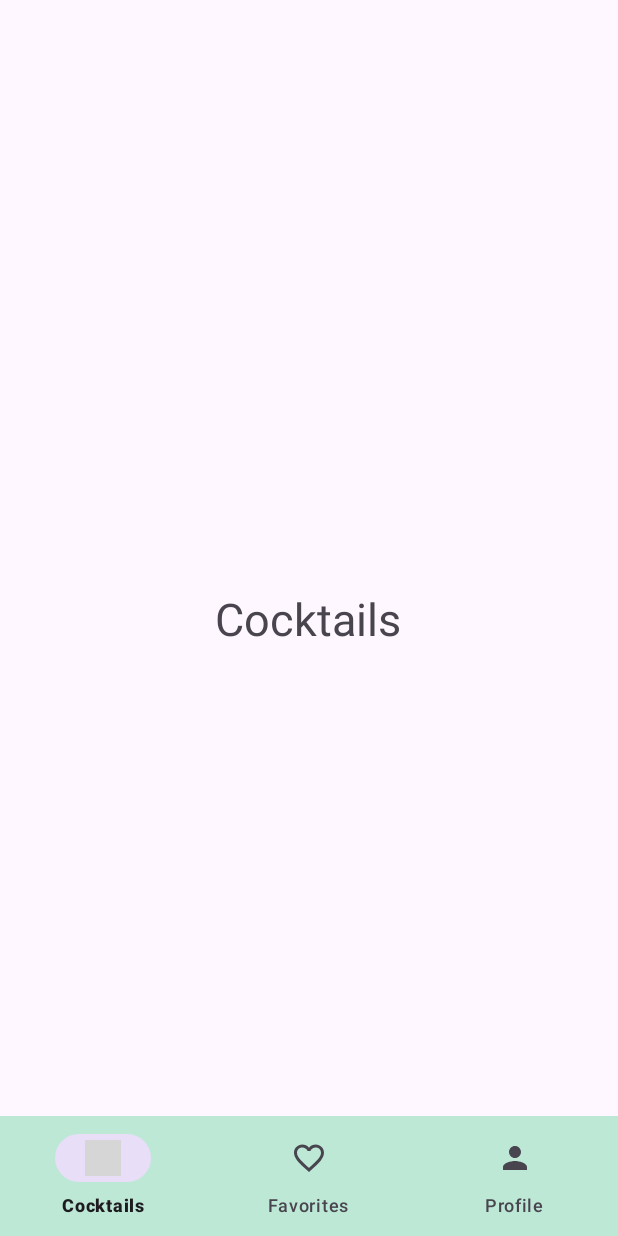
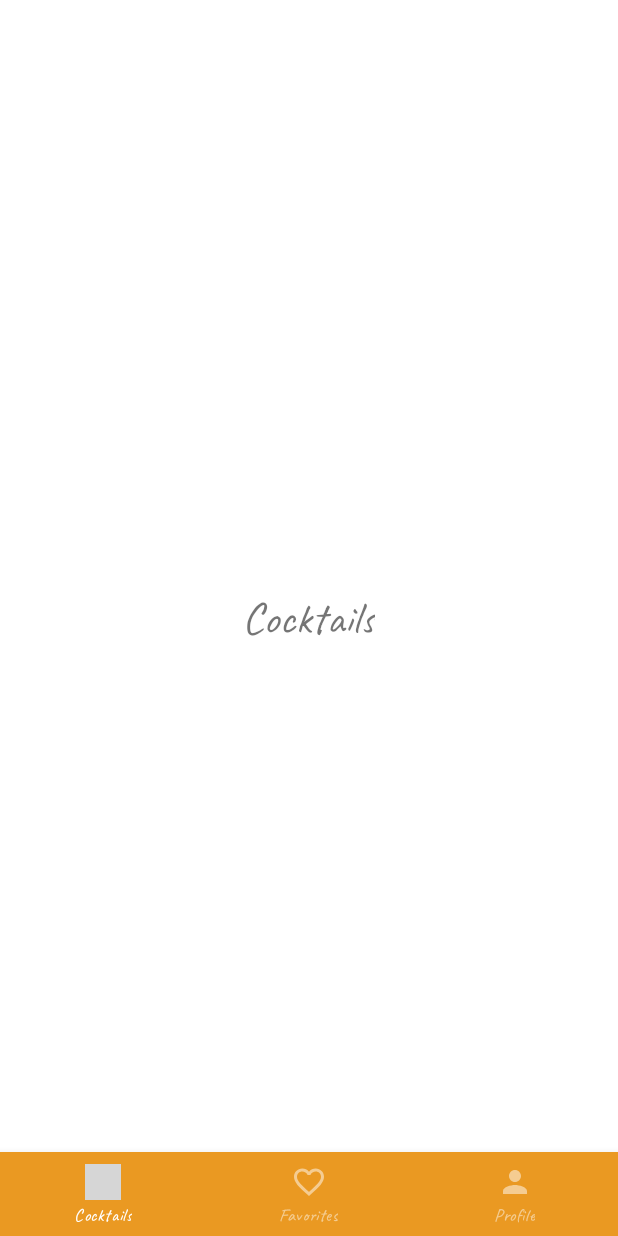
Before and after one commit to Fearthepencil/Android, an Android app: the screen it shows after launch (MainActivity), on a phone screen of 412 x 824 dp. Run offline under Robolectric (Android 15) with nearby library versions, the phone set to English and light mode, and no system bars; our stand-ins replace navigation-ui; grey boxes are pictures that could not be loaded.

Commit message:
Fixed Bottom Navigation

```diff
--- a/app/src/main/java/com/example/levi9application/MainActivity.kt
+++ b/app/src/main/java/com/example/levi9application/MainActivity.kt
@@ -33,6 +33,7 @@ class MainActivity : AppCompatActivity() {
         val navController = findNavController(R.id.fragment)
         //val appBarConfiguration = AppBarConfiguration(setOf(R.id.cocktails,R.id.favorites,R.id.cocktails))
         //setupActionBarWithNavController(navController,appBarConfiguration)
+        //bottomNavigationView.setItemIconTintList(null);
         bottomNavigationView.setupWithNavController(navController)
     }
 }
--- /dev/null
+++ b/app/src/main/res/drawable/bottom_selector.xml
@@ -0,0 +1,9 @@
+<?xml version="1.0" encoding="utf-8"?>
+<selector xmlns:android="http://schemas.android.com/apk/res/android">
+    <item android:color="@color/white" android:state_checked="true"/>
+    <item
+        android:color="#80FFFFFF"
+        android:state_checked="false"
+        />
+
+</selector>
--- /dev/null
+++ b/app/src/main/res/font/caveat.xml
@@ -0,0 +1,8 @@
+<?xml version="1.0" encoding="utf-8"?>
+<font-family xmlns:android="http://schemas.android.com/apk/res/android">
+    <font
+        android:fontStyle="normal"
+        android:fontWeight="400"
+        android:font="@font/caveatregular" />
+
+</font-family>
--- a/app/src/main/res/layout/activity_main.xml
+++ b/app/src/main/res/layout/activity_main.xml
@@ -9,7 +9,9 @@
     <com.google.android.material.bottomnavigation.BottomNavigationView
         android:layout_width="match_parent"
         android:layout_height="wrap_content"
-        android:background="#BDE8D5"
+        android:background="#EA9922"
+        app:itemIconTint="@drawable/bottom_selector"
+        app:itemTextColor="@drawable/bottom_selector"
         app:layout_constraintBottom_toBottomOf="parent"
         app:layout_constraintEnd_toEndOf="parent"
         app:layout_constraintStart_toStartOf="parent"
--- a/app/src/main/res/navigation/bottom_nav.xml
+++ b/app/src/main/res/navigation/bottom_nav.xml
@@ -9,15 +9,18 @@
         android:id="@+id/cocktails"
         android:name="com.example.levi9application.Cocktails"
         android:label="Cocktails"
+        android:color="@color/white"
         tools:layout="@layout/fragment_cocktails" />
     <fragment
         android:id="@+id/favorites"
         android:name="com.example.levi9application.Favorites"
         android:label="Favorites"
+        android:color="@color/white"
         tools:layout="@layout/fragment_favorites" />
     <fragment
         android:id="@+id/profile"
         android:name="com.example.levi9application.Profile"
         android:label="Profile"
+        android:color="@color/white"
         tools:layout="@layout/fragment_profile" />
 </navigation>
--- a/app/src/main/res/values-night/themes.xml
+++ b/app/src/main/res/values-night/themes.xml
@@ -1,7 +1,16 @@
 <resources xmlns:tools="http://schemas.android.com/tools">
     <!-- Base application theme. -->
     <style name="Base.Theme.Levi9Application" parent="Theme.Material3.DayNight.NoActionBar">
-        <!-- Customize your dark theme here. -->
-        <!-- <item name="colorPrimary">@color/my_dark_primary</item> -->
+        style name="Theme.Levi9Application" parent="Theme.MaterialComponents.DayNight.DarkActionBar">
+        <!-- Primary brand color. -->
+        <item name="colorPrimary">@color/purple_500</item>
+        <item name="colorPrimaryVariant">@color/purple_700</item>
+        <item name="colorOnPrimary">@color/white</item>
+        <!-- Secondary brand color. -->
+        <item name="colorSecondary">@color/teal_200</item>
+        <item name="colorSecondaryVariant">@color/teal_700</item>
+        <item name="colorOnSecondary">@color/black</item>
+        <!-- Status bar color. -->
+        <item name="android:statusBarColor">?attr/colorPrimaryVariant</item>
     </style>
 </resources>
--- a/app/src/main/res/values/colors.xml
+++ b/app/src/main/res/values/colors.xml
@@ -1,5 +1,10 @@
 <?xml version="1.0" encoding="utf-8"?>
 <resources>
+    <color name="purple_200">#FFBB86FC</color>
+    <color name="purple_500">#FF6200EE</color>
+    <color name="purple_700">#FF3700B3</color>
+    <color name="teal_200">#FF03DAC5</color>
+    <color name="teal_700">#FF018786</color>
     <color name="black">#FF000000</color>
     <color name="white">#FFFFFFFF</color>
 </resources>
--- a/app/src/main/res/values/themes.xml
+++ b/app/src/main/res/values/themes.xml
@@ -1,9 +1,17 @@
 <resources xmlns:tools="http://schemas.android.com/tools">
-    <!-- Base application theme. -->
-    <style name="Base.Theme.Levi9Application" parent="Theme.Material3.DayNight.NoActionBar">
-        <!-- Customize your light theme here. -->
-        <!-- <item name="colorPrimary">@color/my_light_primary</item> -->
-    </style>
+        <!-- Base application theme. -->
+        <style name="Theme.Levi9Application" parent="Theme.MaterialComponents.DayNight.NoActionBar">
+        <!-- Primary brand color. -->
+        <item name="colorPrimary">@color/purple_500</item>
+        <item name="colorPrimaryVariant">@color/purple_700</item>
+        <item name="colorOnPrimary">@color/white</item>
+        <!-- Secondary brand color. -->
+        <item name="colorSecondary">@color/teal_200</item>
+        <item name="colorSecondaryVariant">@color/teal_700</item>
+        <item name="colorOnSecondary">@color/black</item>
+        <!-- Status bar color. -->
+        <item name="android:statusBarColor">?attr/colorPrimaryVariant</item>
+        <item name="android:fontFamily">@font/caveat</item>
+        </style>
 
-    <style name="Theme.Levi9Application" parent="Base.Theme.Levi9Application" />
 </resources>
```
Also changed, not shown: app/src/main/res/font/caveatbold.ttf (added), app/src/main/res/font/caveatmedium.ttf (added), app/src/main/res/font/caveatregular.ttf (added), app/src/main/res/font/caveatsemibold.ttf (added), app/src/main/res/font/caveatvar.ttf (added).
